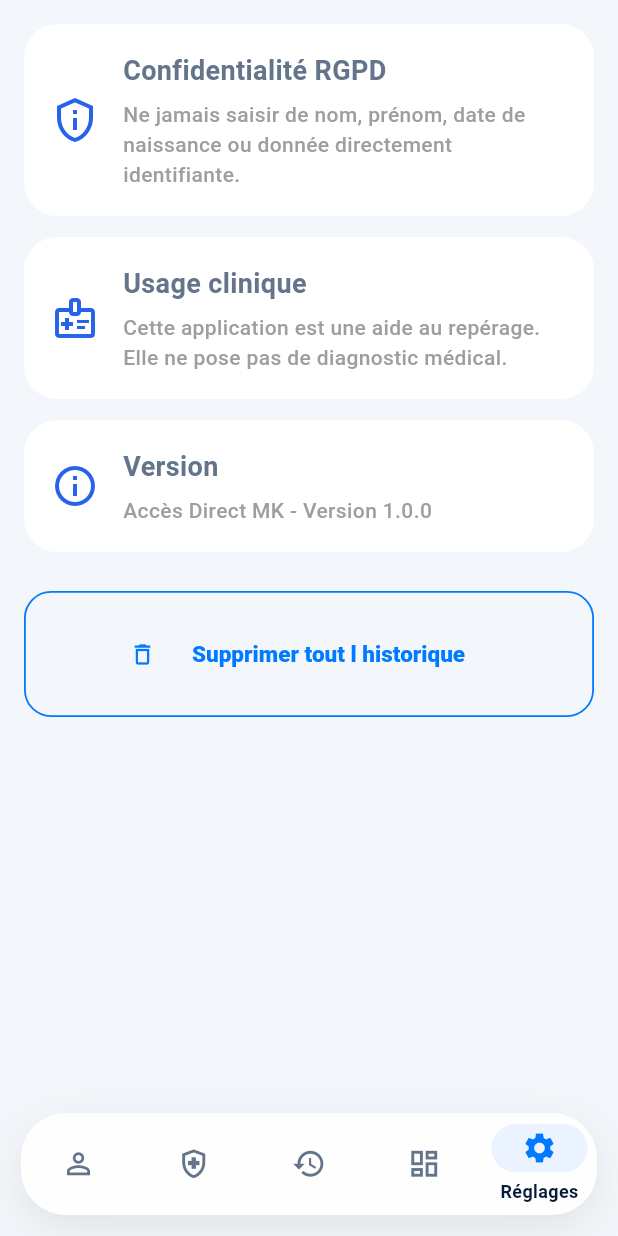
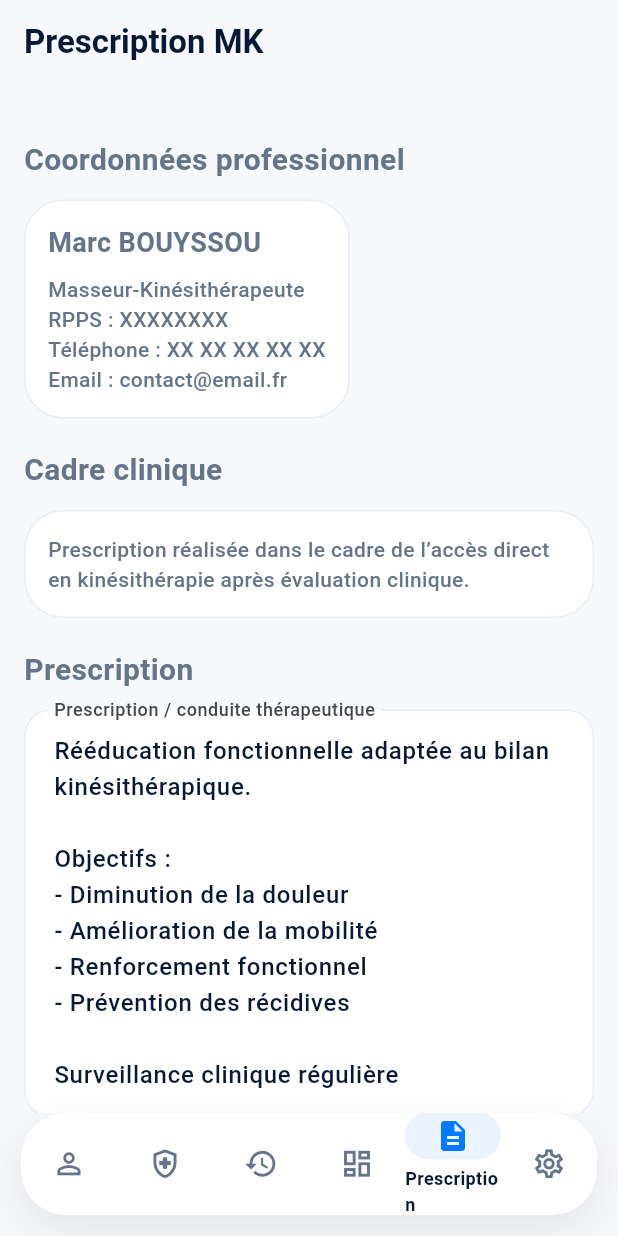
Before and after one commit to marcbouyssou-dot/drapeaux-rouges-mb, a Flutter app: the screen it shows after launch, swiped to page 5, on a phone screen of 412 x 824 dp. Run offline on Flutter 3.47's test engine with Material 3 defaults, Android fonts, the phone set to English and light mode, and no system bars; our stand-ins replace pdf, printing, share_plus, shared_preferences.

```diff
--- a/lib/screens/main_navigation_screen.dart
+++ b/lib/screens/main_navigation_screen.dart
@@ -5,6 +5,7 @@ import 'history_screen.dart';
 import 'home_screen.dart';
 import 'patient/patient_screen.dart';
 import 'settings_screen.dart';
+import 'prescription_screen.dart';
 
 class MainNavigationScreen extends StatefulWidget {
   const MainNavigationScreen({super.key});
@@ -26,6 +27,7 @@ class _MainNavigationScreenState
     HomeScreen(),
     HistoryScreen(),
     DashboardScreen(),
+    PrescriptionScreen(),
     SettingsScreen(),
   ];
 
@@ -160,7 +162,11 @@ class _MainNavigationScreenState
                   selectedIcon: Icons.dashboard,
                   label: 'Dashboard',
                 ),
-
+                buildDestination(
+                  icon: Icons.description_outlined,
+                  selectedIcon: Icons.description,
+                  label: 'Prescription',
+              ),
                 buildDestination(
                   icon: Icons.settings_outlined,
                   selectedIcon: Icons.settings,
--- /dev/null
+++ b/lib/screens/prescription_screen.dart
@@ -0,0 +1,193 @@
+import 'package:flutter/material.dart';
+
+class PrescriptionScreen extends StatefulWidget {
+  const PrescriptionScreen({super.key});
+
+  @override
+  State<PrescriptionScreen> createState() => _PrescriptionScreenState();
+}
+
+class _PrescriptionScreenState extends State<PrescriptionScreen> {
+  final TextEditingController prescriptionController =
+      TextEditingController();
+
+  final TextEditingController frequencyController =
+      TextEditingController();
+
+  final TextEditingController durationController =
+      TextEditingController();
+
+  @override
+  void initState() {
+    super.initState();
+
+    prescriptionController.text = '''
+Rééducation fonctionnelle adaptée au bilan kinésithérapique.
+
+Objectifs :
+- Diminution de la douleur
+- Amélioration de la mobilité
+- Renforcement fonctionnel
+- Prévention des récidives
+
+Surveillance clinique régulière recommandée.
+''';
+  }
+
+  @override
+  void dispose() {
+    prescriptionController.dispose();
+    frequencyController.dispose();
+    durationController.dispose();
+    super.dispose();
+  }
+
+  Widget sectionTitle(String title) {
+    return Padding(
+      padding: const EdgeInsets.only(bottom: 12, top: 20),
+      child: Text(
+        title,
+        style: const TextStyle(
+          fontSize: 20,
+          fontWeight: FontWeight.bold,
+        ),
+      ),
+    );
+  }
+
+  Widget customField({
+    required String label,
+    int maxLines = 1,
+    required TextEditingController controller,
+  }) {
+    return Padding(
+      padding: const EdgeInsets.only(bottom: 16),
+      child: TextField(
+        controller: controller,
+        maxLines: maxLines,
+        decoration: InputDecoration(
+          labelText: label,
+          border: OutlineInputBorder(
+            borderRadius: BorderRadius.circular(14),
+          ),
+          filled: true,
+        ),
+      ),
+    );
+  }
+
+  @override
+  Widget build(BuildContext context) {
+    return Scaffold(
+      appBar: AppBar(
+        title: const Text('Prescription MK'),
+      ),
+      body: SafeArea(
+        child: SingleChildScrollView(
+          padding: const EdgeInsets.all(16),
+          child: Column(
+            crossAxisAlignment: CrossAxisAlignment.start,
+            children: [
+              sectionTitle('Coordonnées professionnel'),
+
+              const Card(
+                child: Padding(
+                  padding: EdgeInsets.all(16),
+                  child: Column(
+                    crossAxisAlignment: CrossAxisAlignment.start,
+                    children: [
+                      Text(
+                        'Marc BOUYSSOU',
+                        style: TextStyle(
+                          fontWeight: FontWeight.bold,
+                          fontSize: 18,
+                        ),
+                      ),
+                      SizedBox(height: 8),
+                      Text('Masseur-Kinésithérapeute'),
+                      Text('RPPS : XXXXXXXX'),
+                      Text('Téléphone : XX XX XX XX XX'),
+                      Text('Email : contact@email.fr'),
+                    ],
+                  ),
+                ),
+              ),
+
+              sectionTitle('Cadre clinique'),
+
+              const Card(
+                child: Padding(
+                  padding: EdgeInsets.all(16),
+                  child: Text(
+                    'Prescription réalisée dans le cadre de l’accès direct '
+                    'en kinésithérapie après évaluation clinique.',
+                  ),
+                ),
+              ),
+
+              sectionTitle('Prescription'),
+
+              customField(
+                label: 'Prescription / conduite thérapeutique',
+                controller: prescriptionController,
+                maxLines: 10,
+              ),
+
+              Row(
+                children: [
+                  Expanded(
+                    child: customField(
+                      label: 'Fréquence',
+                      controller: frequencyController,
+                    ),
+                  ),
+                  const SizedBox(width: 12),
+                  Expanded(
+                    child: customField(
+                      label: 'Durée',
+                      controller: durationController,
+                    ),
+                  ),
+                ],
+              ),
+
+              sectionTitle('Nomenclature'),
+
+              const Card(
+                child: Padding(
+                  padding: EdgeInsets.all(16),
+                  child: Text(
+                    'Aide indicative à la cotation NGAP.\n'
+                    'Validation finale laissée au professionnel.',
+                  ),
+                ),
+              ),
+
+              const SizedBox(height: 24),
+
+              SizedBox(
+                width: double.infinity,
+                height: 54,
+                child: ElevatedButton.icon(
+                  onPressed: () {
+                    ScaffoldMessenger.of(context).showSnackBar(
+                      const SnackBar(
+                        content: Text(
+                          'Export PDF bientôt disponible',
+                        ),
+                      ),
+                    );
+                  },
+                  icon: const Icon(Icons.picture_as_pdf),
+                  label: const Text('Exporter en PDF'),
+                ),
+              ),
+
+              const SizedBox(height: 24),
+            ],
+          ),
+        ),
+      ),
+    );
+  }
+}
```
